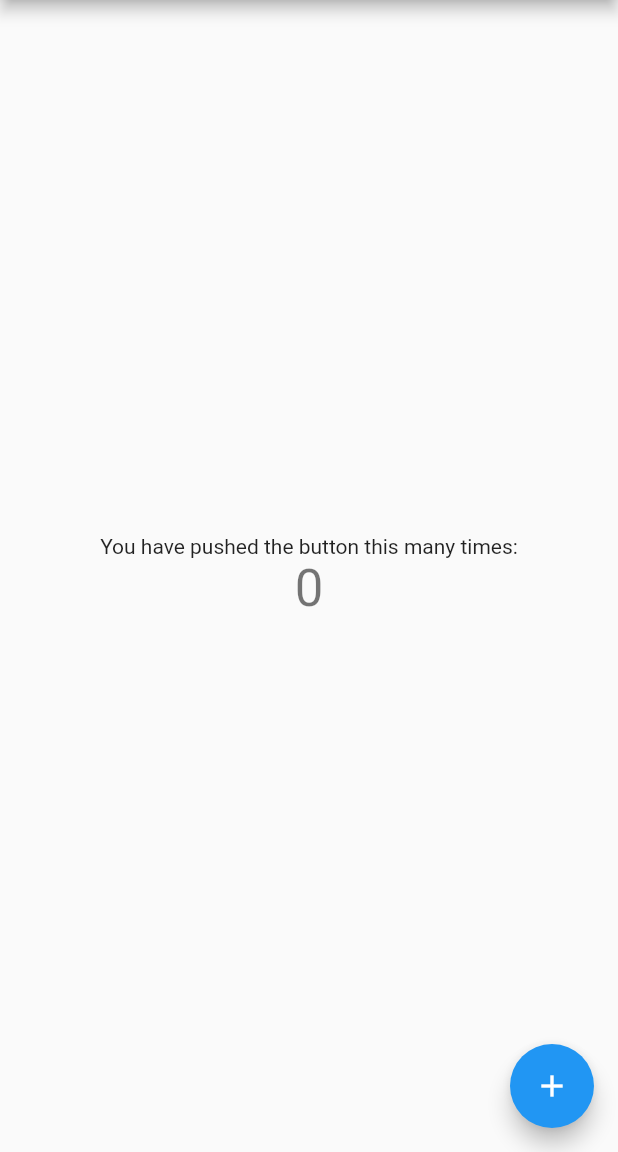
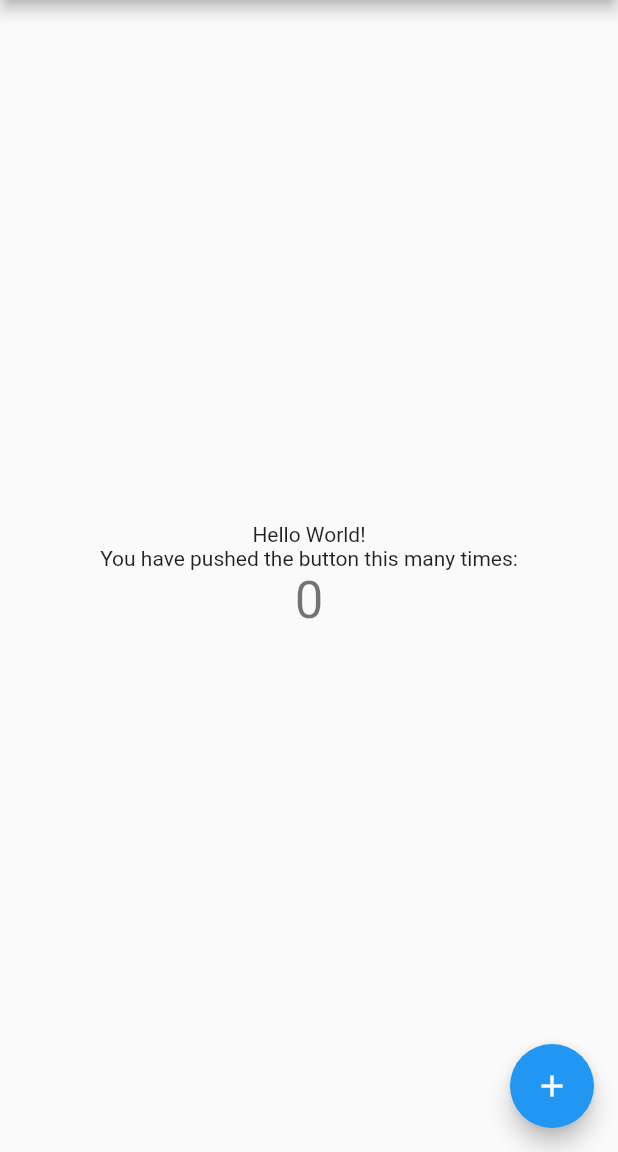
Before and after one commit to ItIsSzczepan/time-to-sleep, a Flutter app: the screen it shows after launch, on a phone screen of 412 x 824 dp, the part 84-1236 px from its top. Run offline on Flutter 3.47's test engine with Material 2 defaults, Android fonts, the phone set to English and light mode, and no system bars; our stand-ins replace bloc, clock, equatable; generated files the repository leaves out were written again.

Commit message:
set up localization

```diff
--- /dev/null
+++ b/l10n.yaml
@@ -0,0 +1,3 @@
+arb-dir: lib/l10n
+template-arb-file: app_en.arb
+output-localization-file: app_localizations.dart
--- /dev/null
+++ b/lib/l10n/app_en.arb
@@ -0,0 +1,6 @@
+{
+  "helloWorld": "Hello World!",
+  "@helloWorld": {
+    "description": "The conventional newborn programmer greeting"
+  }
+}
--- a/lib/main.dart
+++ b/lib/main.dart
@@ -1,4 +1,7 @@
 import 'package:flutter/material.dart';
+import 'package:flutter_localizations/flutter_localizations.dart';
+import 'package:flutter_gen/gen_l10n/app_localizations.dart';
+
 
 void main() {
   runApp(const MyApp());
@@ -7,23 +10,15 @@ void main() {
 class MyApp extends StatelessWidget {
   const MyApp({Key? key}) : super(key: key);
 
-  // This widget is the root of your application.
   @override
   Widget build(BuildContext context) {
     return MaterialApp(
       title: 'Flutter Demo',
       theme: ThemeData(
-        // This is the theme of your application.
-        //
-        // Try running your application with "flutter run". You'll see the
-        // application has a blue toolbar. Then, without quitting the app, try
-        // changing the primarySwatch below to Colors.green and then invoke
-        // "hot reload" (press "r" in the console where you ran "flutter run",
-        // or simply save your changes to "hot reload" in a Flutter IDE).
-        // Notice that the counter didn't reset back to zero; the application
-        // is not restarted.
         primarySwatch: Colors.blue,
       ),
+      localizationsDelegates: AppLocalizations.localizationsDelegates,
+      supportedLocales: AppLocalizations.supportedLocales,
       home: const MyHomePage(title: 'Flutter Demo Home Page'),
     );
   }
@@ -31,15 +26,6 @@ class MyApp extends StatelessWidget {
 
 class MyHomePage extends StatefulWidget {
   const MyHomePage({Key? key, required this.title}) : super(key: key);
-
-  // This widget is the home page of your application. It is stateful, meaning
-  // that it has a State object (defined below) that contains fields that affect
-  // how it looks.
-
-  // This class is the configuration for the state. It holds the values (in this
-  // case the title) provided by the parent (in this case the App widget) and
-  // used by the build method of the State. Fields in a Widget subclass are
-  // always marked "final".
 
   final String title;
 
@@ -52,11 +38,6 @@ class _MyHomePageState extends State<MyHomePage> {
 
   void _incrementCounter() {
     setState(() {
-      // This call to setState tells the Flutter framework that something has
-      // changed in this State, which causes it to rerun the build method below
-      // so that the display can reflect the updated values. If we changed
-      // _counter without calling setState(), then the build method would not be
-      // called again, and so nothing would appear to happen.
       _counter++;
     });
   }
@@ -95,6 +76,7 @@ class _MyHomePageState extends State<MyHomePage> {
           // horizontal).
           mainAxisAlignment: MainAxisAlignment.center,
           children: <Widget>[
+            Text(AppLocalizations.of(context)!.helloWorld),
             const Text(
               'You have pushed the button this many times:',
             ),
--- a/pubspec.yaml
+++ b/pubspec.yaml
@@ -10,6 +10,8 @@ environment:
 
 dependencies:
   flutter:
+    sdk: flutter
+  flutter_localizations:
     sdk: flutter
 
   cupertino_icons: ^1.0.3
@@ -28,3 +30,4 @@ dev_dependencies:
 
 flutter:
   uses-material-design: true
+  generate: true
```
Also changed, not shown: pubspec.lock.
